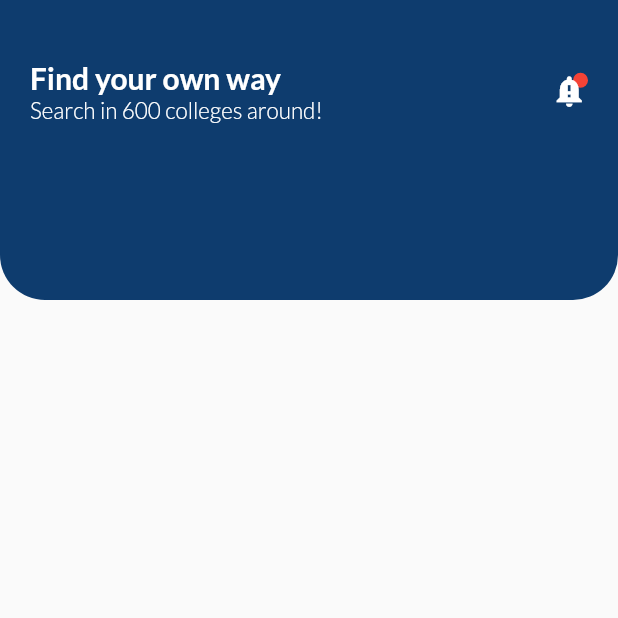
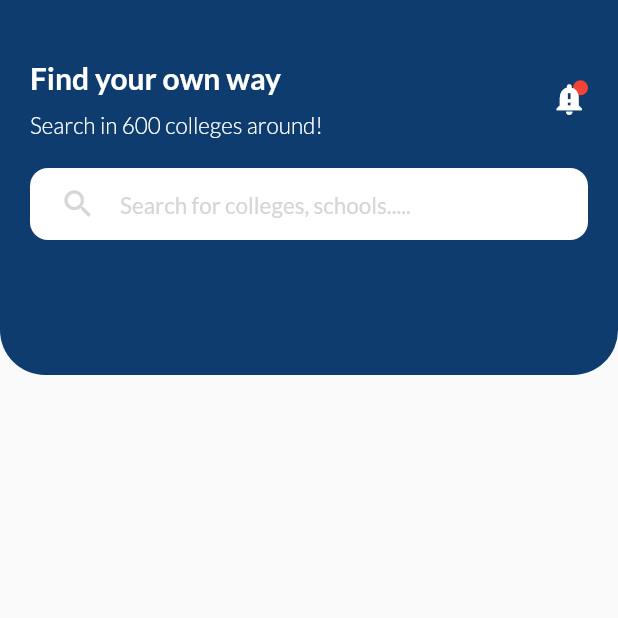
Before and after one commit to najmulmyself/Higher-Study, a Flutter app: the screen it shows after launch, on a phone screen of 412 x 824 dp, the top half of it. Run offline on Flutter 3.47's test engine with Material 2 defaults, Android fonts, the phone set to English and light mode, and no system bars; our stand-ins replace google_fonts.

Commit message:
textfield error if we wrapp it with a row

```diff
--- a/lib/screens/home_page.dart
+++ b/lib/screens/home_page.dart
@@ -8,9 +8,8 @@ class HomePage extends StatelessWidget {
   @override
   Widget build(BuildContext context) {
     return Scaffold(
-      body: SafeArea(
-        child: Container(
-          height: 200,
+      body: Container(
+        height: 250,
         width: double.infinity,
         decoration: BoxDecoration(
           color: Color(0xff0E3C6E),
@@ -37,6 +36,7 @@ class HomePage extends StatelessWidget {
                             fontSize: 20,
                             fontWeight: FontWeight.bold),
                       ),
+                      SizedBox(height: 10),
                       Text(
                         'Search in 600 colleges around!',
                         style: TextStyle(
@@ -69,9 +69,43 @@ class HomePage extends StatelessWidget {
               SizedBox(
                 height: 20,
               ),
-
+              Container(
+                padding: EdgeInsets.symmetric(horizontal: 20),
+                decoration: BoxDecoration(
+                  borderRadius: BorderRadius.circular(12),
+                  color: Colors.white,
+                ),
+                child: TextField(
+                  decoration: InputDecoration(
+                    icon: Icon(
+                      Icons.search,
+                      color: Color(0xffD6D6D6),
+                    ),
+                    // filled: true,
+                    // fillColor: Colors.white,
+                    hintText: 'Search for colleges, schools.....',
+                    hintStyle: TextStyle(
+                      color: Color(0xffD6D6D6),
+                      fontSize: 15,
+                    ),
+                    border: InputBorder.none,
+                    // enabledBorder: OutlineInputBorder(
+                    //   borderSide: BorderSide(
+                    //     color: Colors.white,
+                    //   ),
+                    //   borderRadius: BorderRadius.circular(18),
+                    // ),
+                    // focusedBorder: OutlineInputBorder(
+                    //   borderSide: BorderSide(
+                    //     color: Colors.white,
+                    //   ),
+                    //   borderRadius: BorderRadius.circular(30),
+                    // ),
+                    // focusedBorder: OutlineInputBorder(border),
+                  ),
+                ),
+              ),
             ],
-            ),
           ),
         ),
       ),
```
Lines whose indentation alone changed are shown as unchanged.
